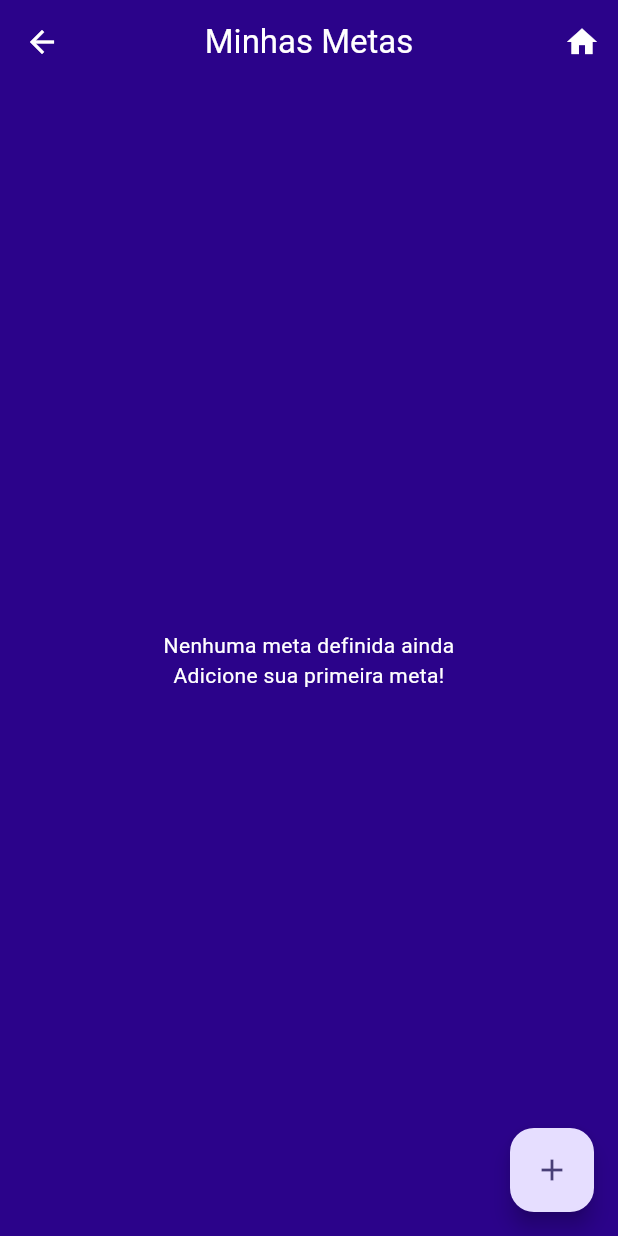
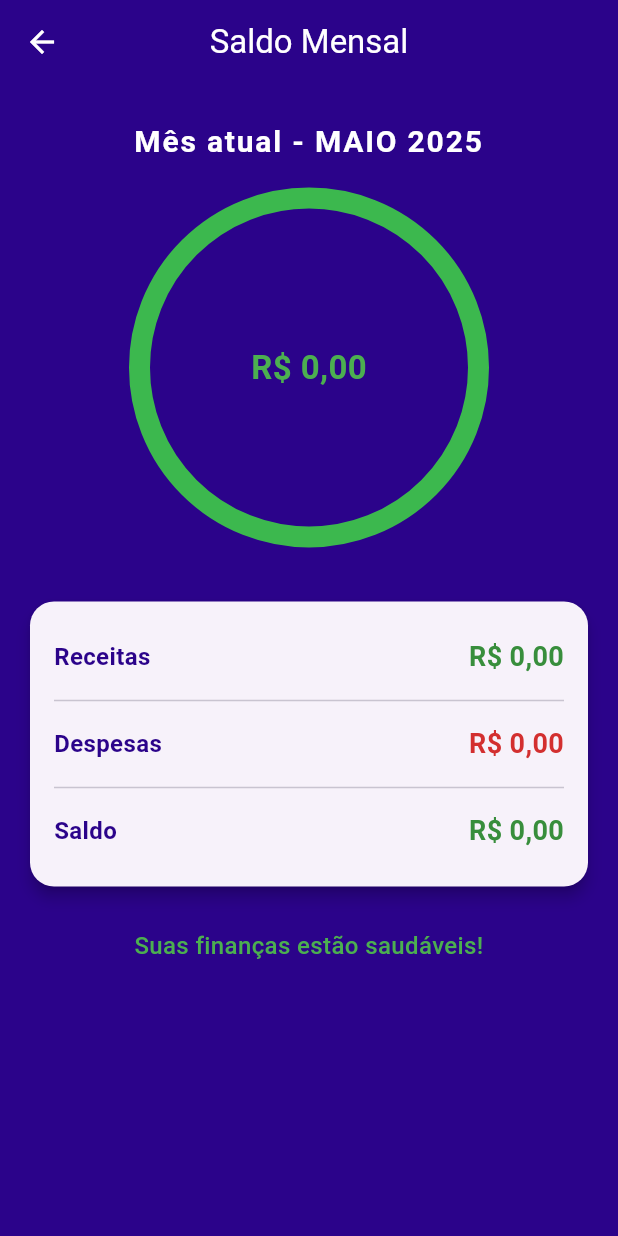
Before and after one commit to jhonnylucius/economize, a Flutter app: the screen it shows after launch, item 3 of the bottom bar chosen, on a phone screen of 412 x 824 dp. Run offline on Flutter 3.47's test engine with Material 3 defaults, Android fonts, the phone set to English and light mode, and no system bars; drawn by our look-alikes of percent_indicator; our stand-ins replace fl_chart, logger, mask_text_input_formatter, pdf, screenshot, share_plus and 2 more; accounts and stored records are empty.

Commit message:
update version final

```diff
--- a/lib/main.dart
+++ b/lib/main.dart
@@ -1,6 +1,7 @@
 import 'package:economize/features/financial_education/screens/goal_calculator_screen.dart';
 import 'package:economize/features/financial_education/screens/tips_screen.dart';
 import 'package:economize/model/budget/budget.dart';
+import 'package:economize/screen/balance_screen.dart';
 import 'package:economize/screen/budget/budget_compare_screen.dart';
 import 'package:economize/screen/budget/budget_detail_screen.dart';
 import 'package:economize/screen/budget/budget_list_screen.dart';
@@ -77,6 +78,7 @@ class MyApp extends StatelessWidget {
             '/trend': (context) => const TrendChartScreen(),
             '/tips': (context) => const TipsScreen(),
             '/goals': (context) => const GoalsScreen(),
+            '/balance': (context) => const BalanceScreen(),
             '/budget/detail': (context) {
               final budget =
                   ModalRoute.of(context)?.settings.arguments as Budget?;
--- /dev/null
+++ b/lib/screen/balance_screen.dart
@@ -0,0 +1,241 @@
+import 'package:economize/model/costs.dart';
+import 'package:economize/model/revenues.dart';
+import 'package:economize/service/costs_service.dart';
+import 'package:economize/service/revenues_service.dart';
+import 'package:flutter/material.dart';
+import 'package:intl/intl.dart';
+import 'package:percent_indicator/circular_percent_indicator.dart';
+
+class BalanceScreen extends StatefulWidget {
+  const BalanceScreen({super.key});
+
+  @override
+  State<BalanceScreen> createState() => _BalanceScreenState();
+}
+
+class _BalanceScreenState extends State<BalanceScreen> {
+  final CostsService _costsService = CostsService();
+  final RevenuesService _revenuesService = RevenuesService();
+  final _currencyFormat = NumberFormat.currency(locale: 'pt_BR', symbol: 'R\$');
+
+  bool _isLoading = true;
+  double _totalRevenues = 0.0;
+  double _totalCosts = 0.0;
+  double _balance = 0.0;
+  double _expensePercentage = 0.0;
+
+  @override
+  void initState() {
+    super.initState();
+    _loadCurrentMonthData();
+  }
+
+  Future<void> _loadCurrentMonthData() async {
+    setState(() => _isLoading = true);
+
+    try {
+      final now = DateTime.now();
+      final firstDayOfMonth = DateTime(now.year, now.month, 1);
+      final lastDayOfMonth = DateTime(now.year, now.month + 1, 0);
+
+      final List<Costs> costs = await _costsService.getAllCosts();
+      final List<Revenues> revenues = await _revenuesService.getAllRevenues();
+
+      final currentMonthCosts = costs.where((cost) {
+        return cost.data.isAfter(firstDayOfMonth) &&
+            cost.data.isBefore(lastDayOfMonth.add(const Duration(days: 1)));
+      }).toList();
+
+      final currentMonthRevenues = revenues.where((revenue) {
+        return revenue.data.isAfter(firstDayOfMonth) &&
+            revenue.data.isBefore(lastDayOfMonth.add(const Duration(days: 1)));
+      }).toList();
+
+      final totalCosts =
+          currentMonthCosts.fold<double>(0, (sum, cost) => sum + cost.preco);
+      final totalRevenues = currentMonthRevenues.fold<double>(
+          0, (sum, revenue) => sum + revenue.preco);
+
+      final balance = totalRevenues - totalCosts;
+      final expensePercentage = totalRevenues > 0
+          ? (totalCosts / totalRevenues).clamp(0.0, 1.0)
+          : 0.0;
+
+      if (mounted) {
+        setState(() {
+          _totalCosts = totalCosts;
+          _totalRevenues = totalRevenues;
+          _balance = balance;
+          _expensePercentage = expensePercentage;
+          _isLoading = false;
+        });
+      }
+    } catch (e) {
+      if (mounted) {
+        setState(() {
+          _isLoading = false;
+        });
+        ScaffoldMessenger.of(context).showSnackBar(
+          SnackBar(content: Text('Erro ao carregar dados: $e')),
+        );
+      }
+    }
+  }
+
+  @override
+  Widget build(BuildContext context) {
+    final theme = Theme.of(context);
+    final currentMonth =
+        DateFormat('MMMM yyyy', 'pt_BR').format(DateTime.now());
+
+    return Scaffold(
+      appBar: AppBar(
+        title: const Text('Saldo Mensal'),
+        backgroundColor: theme.colorScheme.primary,
+        foregroundColor: theme.colorScheme.onPrimary,
+      ),
+      backgroundColor: theme.scaffoldBackgroundColor,
+      floatingActionButtonLocation: FloatingActionButtonLocation.endFloat,
+      body: _isLoading
+          ? Center(
+              child: CircularProgressIndicator(
+              color: theme.colorScheme.primary,
+            ))
+          : SingleChildScrollView(
+              padding: const EdgeInsets.all(16.0),
+              child: Column(
+                crossAxisAlignment: CrossAxisAlignment.center,
+                children: [
+                  // Mês atual logo abaixo do AppBar
+                  Padding(
+                    padding: const EdgeInsets.only(top: 8.0, bottom: 16.0),
+                    child: Center(
+                      child: Text(
+                        "Mês atual - ${currentMonth.toUpperCase()}",
+                        style: TextStyle(
+                          fontSize: 20,
+                          fontWeight: FontWeight.bold,
+                          color: theme.colorScheme.onInverseSurface,
+                          letterSpacing: 1.2,
+                        ),
+                        textAlign: TextAlign.center,
+                      ),
+                    ),
+                  ),
+                  // Círculo de saldo
+                  Stack(
+                    alignment: Alignment.center,
+                    children: [
+                      CircularPercentIndicator(
+                        radius: 120.0,
+                        lineWidth: 14.0,
+                        percent: 1.0,
+                        backgroundColor: Colors.transparent,
+                        progressColor: const Color.fromARGB(255, 60, 184, 78),
+                        circularStrokeCap: CircularStrokeCap.round,
+                        animation: true,
+                        animationDuration: 1000,
+                      ),
+                      CircularPercentIndicator(
+                        radius: 120.0,
+                        lineWidth: 14.0,
+                        animation: true,
+                        animationDuration: 1500,
+                        percent: _expensePercentage,
+                        backgroundColor: Colors.transparent,
+                        progressColor: const Color.fromARGB(255, 207, 62, 42),
+                        circularStrokeCap: CircularStrokeCap.round,
+                        center: Text(
+                          _currencyFormat.format(_balance),
+                          style: TextStyle(
+                            fontSize: 22,
+                            fontWeight: FontWeight.bold,
+                            color: Colors.green[500],
+                          ),
+                        ),
+                      ),
+                    ],
+                  ),
+                  const SizedBox(height: 32),
+                  Card(
+                    elevation: 4,
+                    shape: RoundedRectangleBorder(
+                      borderRadius: BorderRadius.circular(16),
+                    ),
+                    child: Padding(
+                      padding: const EdgeInsets.all(16.0),
+                      child: Column(
+                        children: [
+                          _buildInfoRow(
+                            'Receitas',
+                            _totalRevenues,
+                            Colors.green[700]!,
+                            theme.colorScheme.inverseSurface,
+                          ),
+                          const Divider(),
+                          _buildInfoRow(
+                            'Despesas',
+                            _totalCosts,
+                            Colors.red[700]!,
+                            theme.colorScheme.inverseSurface,
+                          ),
+                          const Divider(),
+                          _buildInfoRow(
+                            'Saldo',
+                            _balance,
+                            _balance >= 0
+                                ? Colors.green[700]!
+                                : Colors.red[700]!,
+                            theme.colorScheme.inverseSurface,
+                          ),
+                        ],
+                      ),
+                    ),
+                  ),
+                  const SizedBox(height: 24),
+                  Text(
+                    _balance >= 0
+                        ? 'Suas finanças estão saudáveis!'
+                        : 'Atenção! Suas despesas estão maiores que suas receitas.',
+                    style: TextStyle(
+                      fontSize: 16,
+                      fontWeight: FontWeight.w500,
+                      color:
+                          _balance >= 0 ? Colors.green[500] : Colors.red[500],
+                    ),
+                    textAlign: TextAlign.center,
+                  ),
+                ],
+              ),
+            ),
+    );
+  }
+
+  Widget _buildInfoRow(
+      String label, double value, Color valueColor, Color labelColor) {
+    return Padding(
+      padding: const EdgeInsets.symmetric(vertical: 8.0),
+      child: Row(
+        mainAxisAlignment: MainAxisAlignment.spaceBetween,
+        children: [
+          Text(
+            label,
+            style: TextStyle(
+              fontSize: 16,
+              fontWeight: FontWeight.bold,
+              color: labelColor,
+            ),
+          ),
+          Text(
+            _currencyFormat.format(value),
+            style: TextStyle(
+              fontSize: 18,
+              fontWeight: FontWeight.bold,
+              color: valueColor,
+            ),
+          ),
+        ],
+      ),
+    );
+  }
+}
--- a/lib/screen/home_screen.dart
+++ b/lib/screen/home_screen.dart
@@ -67,11 +67,16 @@ class _HomeScreenState extends State<HomeScreen> {
           unselectedItemColor: theme.colorScheme.onSurface.withValues(
             alpha: (0.6 * 255).toDouble(),
           ), // Cor onSurface com opacidade quando não selecionado
+          type: BottomNavigationBarType.fixed, // Importante para 4+ itens
           items: const [
             BottomNavigationBarItem(icon: Icon(Icons.palette), label: 'Temas'),
             BottomNavigationBarItem(
               icon: Icon(Icons.calculate),
               label: 'Calcular Meta',
+            ),
+            BottomNavigationBarItem(
+              icon: Icon(Icons.account_balance_wallet),
+              label: 'Saldo',
             ),
             BottomNavigationBarItem(
               icon: Icon(Icons.emoji_objects),
@@ -87,6 +92,9 @@ class _HomeScreenState extends State<HomeScreen> {
                 Navigator.pushNamed(context, '/calculator');
                 break;
               case 2:
+                Navigator.pushNamed(context, '/balance');
+                break;
+              case 3:
                 Navigator.pushNamed(context, '/goals');
                 break;
             }
--- a/lib/screen/revenues_screen.dart
+++ b/lib/screen/revenues_screen.dart
@@ -353,7 +353,8 @@ class _RevenuesScreenState extends State<RevenuesScreen> {
                                   data: DateFormat('dd/MM/yyyy')
                                       .parse(dataController.text),
                                   preco: double.parse(precoController.text),
-                                  descricaoDaReceita: descricaoController.text,
+                                  // Usar selectedTipo diretamente em vez de descricaoController.text
+                                  descricaoDaReceita: selectedTipo,
                                   tipoReceita: selectedTipo,
                                 );
 
--- a/pubspec.yaml
+++ b/pubspec.yaml
@@ -16,7 +16,7 @@ publish_to: 'none' # Remove this line if you wish to publish to pub.dev
 # https://developer.apple.com/library/archive/documentation/General/Reference/InfoPlistKeyReference/Articles/CoreFoundationKeys.html
 # In Windows, build-name is used as the major, minor, and patch parts
 # of the product and file versions while build-number is used as the build suffix.
-version: 1.0.100+103
+version: 1.0.100+104
 
 environment:
   sdk: ">=3.6.0 <4.0.0"
```
Also changed, not shown: 1 other file.
